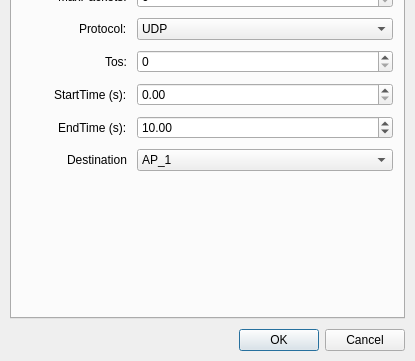
z14212638-eng/Ns3-based-Visualization, file Qt/QT_PRJ/Ns3Visualizer/flow_dialog.ui: the form before one commit; both pictures show x 0 to 415 and y 159 to 520 of the 415 by 520 pixel window.
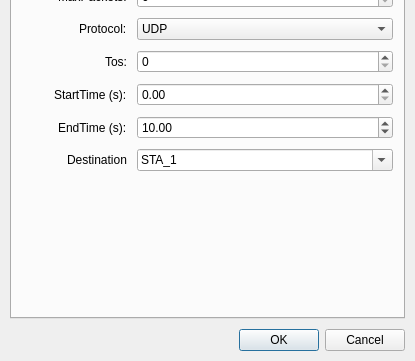
The form after the commit.

```diff
--- a/Qt/QT_PRJ/Ns3Visualizer/flow_dialog.ui
+++ b/Qt/QT_PRJ/Ns3Visualizer/flow_dialog.ui
@@ -499,9 +499,12 @@
        </item>
        <item row="8" column="1">
         <widget class="QComboBox" name="comboBox_direction_cbr">
+         <property name="editable">
+          <bool>true</bool>
+         </property>
          <item>
           <property name="text">
-           <string>AP_1</string>
+           <string>STA_1</string>
           </property>
          </item>
         </widget>
```
Left out of the diff: 10 changed lines with no effect on the pictures.
